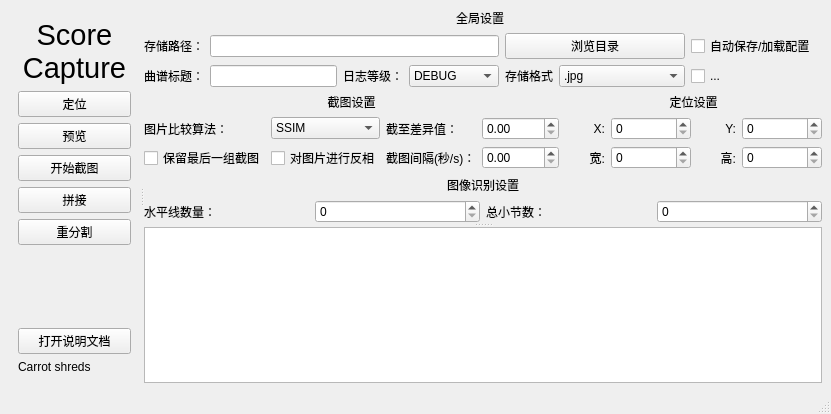
Qt form src/ui/mainwindow.ui (Carrot-shreds/score_capture) before a commit.
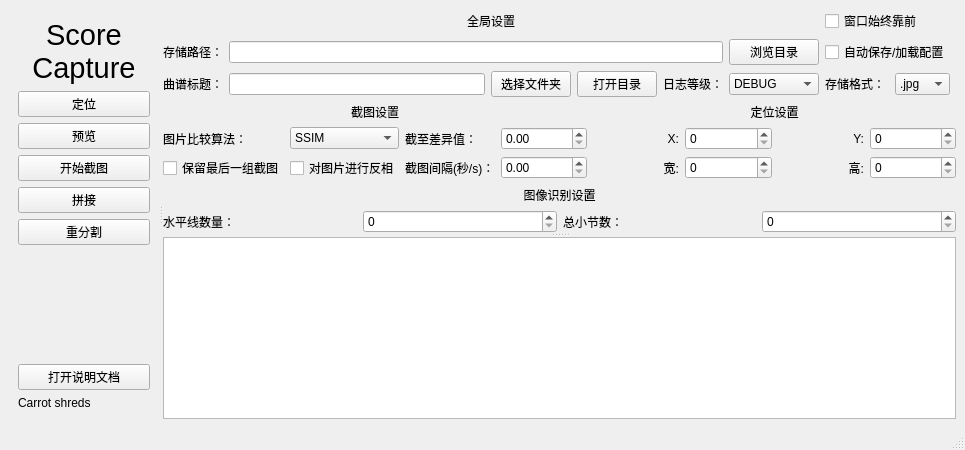
The same form after that commit.

Commit message: ui 改进

The edit to the form file:
```diff
--- a/src/ui/mainwindow.ui
+++ b/src/ui/mainwindow.ui
@@ -6,8 +6,8 @@
    <rect>
     <x>0</x>
     <y>0</y>
-    <width>831</width>
-    <height>414</height>
+    <width>965</width>
+    <height>450</height>
    </rect>
   </property>
   <property name="windowTitle">
@@ -131,33 +131,6 @@
         <layout class="QGridLayout" name="gridLayout_3">
          <item row="0" column="0">
           <layout class="QGridLayout" name="gridLayout">
-           <item row="2" column="1">
-            <widget class="QLineEdit" name="lineEdit_score_title">
-             <property name="sizePolicy">
-              <sizepolicy hsizetype="Expanding" vsizetype="Fixed">
-               <horstretch>0</horstretch>
-               <verstretch>0</verstretch>
-              </sizepolicy>
-             </property>
-            </widget>
-           </item>
-           <item row="2" column="0">
-            <widget class="QLabel" name="label_3">
-             <property name="text">
-              <string>曲谱标题：</string>
-             </property>
-            </widget>
-           </item>
-           <item row="1" column="1" colspan="3">
-            <widget class="QLineEdit" name="lineEdit_save_path"/>
-           </item>
-           <item row="2" column="2">
-            <widget class="QLabel" name="label_12">
-             <property name="text">
-              <string>日志等级：</string>
-             </property>
-            </widget>
-           </item>
            <item row="1" column="0">
             <widget class="QLabel" name="label_5">
              <property name="text">
@@ -165,14 +138,7 @@
              </property>
             </widget>
            </item>
-           <item row="1" column="4" colspan="2">
-            <widget class="QPushButton" name="pushButton_select_path">
-             <property name="text">
-              <string>浏览目录</string>
-             </property>
-            </widget>
-           </item>
-           <item row="2" column="3">
+           <item row="2" column="5">
             <widget class="QComboBox" name="comboBox_log_level">
              <property name="sizePolicy">
               <sizepolicy hsizetype="Minimum" vsizetype="Fixed">
@@ -213,17 +179,10 @@
              </item>
             </widget>
            </item>
-           <item row="2" column="4">
-            <widget class="QLabel" name="label_6">
-             <property name="text">
-              <string>存储格式</string>
-             </property>
-            </widget>
-           </item>
-           <item row="2" column="5">
+           <item row="2" column="7">
             <widget class="QComboBox" name="comboBox_save_format">
              <property name="sizePolicy">
-              <sizepolicy hsizetype="Expanding" vsizetype="Fixed">
+              <sizepolicy hsizetype="Fixed" vsizetype="Fixed">
                <horstretch>0</horstretch>
                <verstretch>0</verstretch>
               </sizepolicy>
@@ -246,14 +205,72 @@
              </item>
             </widget>
            </item>
-           <item row="1" column="6">
+           <item row="2" column="1">
+            <widget class="QLineEdit" name="lineEdit_score_title">
+             <property name="sizePolicy">
+              <sizepolicy hsizetype="Expanding" vsizetype="Fixed">
+               <horstretch>0</horstretch>
+               <verstretch>0</verstretch>
+              </sizepolicy>
+             </property>
+            </widget>
+           </item>
+           <item row="1" column="6" colspan="2">
             <widget class="QCheckBox" name="checkBox_auto_manage_config">
              <property name="text">
               <string>自动保存/加载配置</string>
              </property>
             </widget>
            </item>
-           <item row="0" column="0" colspan="7">
+           <item row="2" column="4">
+            <widget class="QLabel" name="label_12">
+             <property name="text">
+              <string>日志等级：</string>
+             </property>
+             <property name="alignment">
+              <set>Qt::AlignmentFlag::AlignRight|Qt::AlignmentFlag::AlignTrailing|Qt::AlignmentFlag::AlignVCenter</set>
+             </property>
+            </widget>
+           </item>
+           <item row="2" column="2">
+            <widget class="QPushButton" name="pushButton_select_folder">
+             <property name="text">
+              <string>选择文件夹</string>
+             </property>
+            </widget>
+           </item>
+           <item row="2" column="6">
+            <widget class="QLabel" name="label_6">
+             <property name="text">
+              <string>存储格式：</string>
+             </property>
+            </widget>
+           </item>
+           <item row="2" column="0">
+            <widget class="QLabel" name="label_3">
+             <property name="text">
+              <string>曲谱标题：</string>
+             </property>
+            </widget>
+           </item>
+           <item row="1" column="5">
+            <widget class="QPushButton" name="pushButton_select_path">
+             <property name="text">
+              <string>浏览目录</string>
+             </property>
+            </widget>
+           </item>
+           <item row="1" column="1" colspan="4">
+            <widget class="QLineEdit" name="lineEdit_save_path"/>
+           </item>
+           <item row="2" column="3">
+            <widget class="QPushButton" name="pushButton_open_folder">
+             <property name="text">
+              <string>打开目录</string>
+             </property>
+            </widget>
+           </item>
+           <item row="0" column="0" colspan="6">
             <widget class="QLabel" name="label_4">
              <property name="text">
               <string>全局设置</string>
@@ -263,10 +280,10 @@
              </property>
             </widget>
            </item>
-           <item row="2" column="6">
-            <widget class="QCheckBox" name="checkBox_2">
+           <item row="0" column="6" colspan="2">
+            <widget class="QCheckBox" name="checkBox_always_on_top">
              <property name="text">
-              <string>...</string>
+              <string>窗口始终靠前</string>
              </property>
             </widget>
            </item>
```
Left out of the diff: 2 changed lines with no effect on the pictures. The commit also changes 7 other files.
